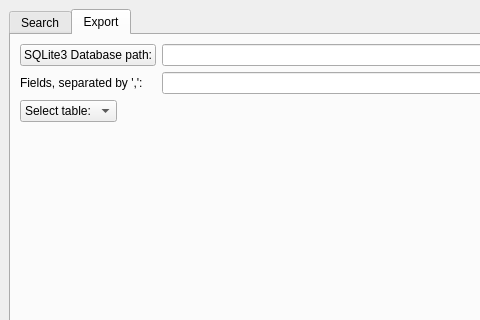
The window that grudi.ui (dhsdshdhk/tweetwatcher) describes before a commit, drawn with Qt 5; both pictures show x 0 to 480 and y 0 to 320 of the 816 by 595 pixel window.
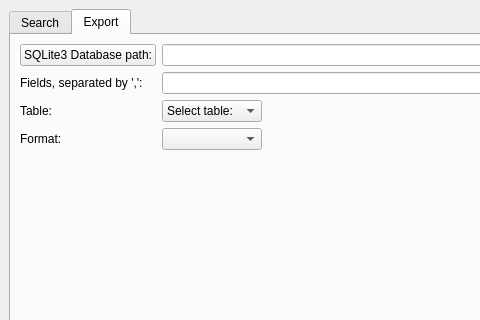
The same window after the commit. The open tabs and pages were chosen to show the change. Icons and pictures are not drawn.

Diff of the .ui file:
```diff
--- a/grudi.ui
+++ b/grudi.ui
@@ -65,7 +65,7 @@
        </palette>
       </property>
       <property name="currentIndex">
-       <number>0</number>
+       <number>1</number>
       </property>
       <widget class="QWidget" name="tabSearch">
        <property name="sizePolicy">
@@ -240,8 +240,8 @@
        <attribute name="title">
         <string>Export</string>
        </attribute>
-       <layout class="QVBoxLayout" name="verticalLayout_3">
-        <item>
+       <layout class="QGridLayout" name="gridLayout_2">
+        <item row="0" column="0">
          <layout class="QFormLayout" name="formLayoutSearch_2">
           <item row="0" column="0">
            <widget class="QPushButton" name="pushButtonDatabasePathExport">
@@ -263,7 +263,7 @@
           <item row="1" column="1">
            <widget class="QLineEdit" name="lineFieldsExport"/>
           </item>
-          <item row="2" column="0">
+          <item row="2" column="1">
            <widget class="QComboBox" name="comboBoxSelectTable">
             <property name="maximumSize">
              <size>
@@ -278,9 +278,39 @@
             </item>
            </widget>
           </item>
+          <item row="3" column="0">
+           <widget class="QLabel" name="label_2">
+            <property name="text">
+             <string>Format:</string>
+            </property>
+           </widget>
+          </item>
+          <item row="3" column="1">
+           <widget class="QComboBox" name="comboBoxSelectFormat">
+            <property name="minimumSize">
+             <size>
+              <width>100</width>
+              <height>0</height>
+             </size>
+            </property>
+            <property name="maximumSize">
+             <size>
+              <width>100</width>
+              <height>16777215</height>
+             </size>
+            </property>
+           </widget>
+          </item>
+          <item row="2" column="0">
+           <widget class="QLabel" name="label">
+            <property name="text">
+             <string>Table:</string>
+            </property>
+           </widget>
+          </item>
          </layout>
         </item>
-        <item>
+        <item row="1" column="0">
          <layout class="QVBoxLayout" name="verticalLayout">
           <item>
            <widget class="QPushButton" name="exportPushButtonExport">
```
